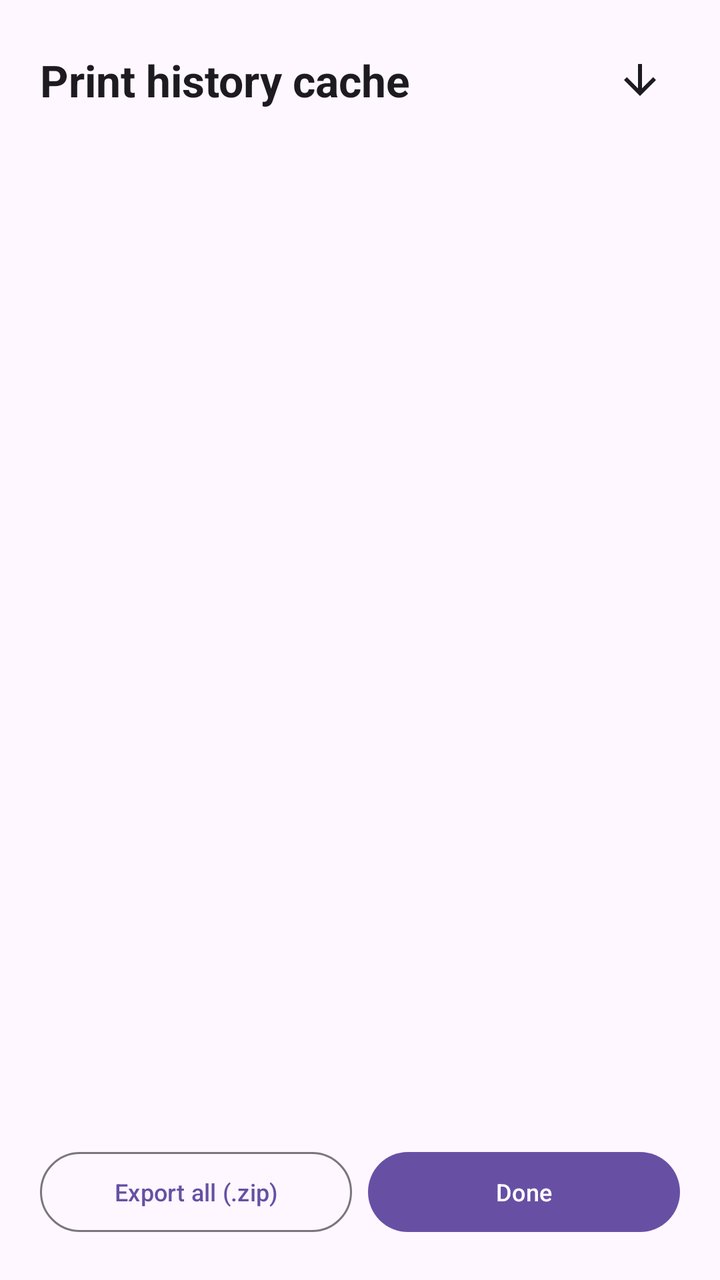
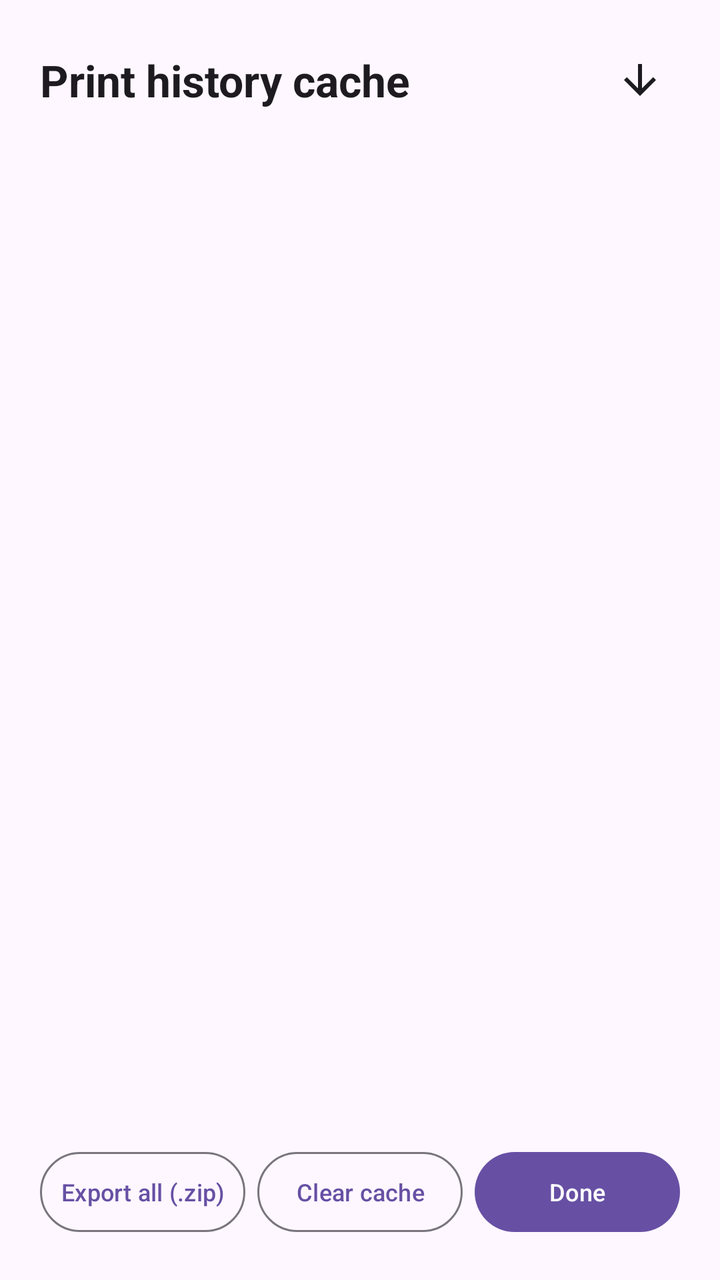

Compare the two renders of this Android layout. The source of the first and the diff that turns it into the second are given below.
<!-- AndroidManifest.xml: application theme Theme.RolloPrint -->
<!-- res/layout/dialog_print_cache_gallery.xml -->
<?xml version="1.0" encoding="utf-8"?>
<LinearLayout xmlns:android="http://schemas.android.com/apk/res/android"
    xmlns:app="http://schemas.android.com/apk/res-auto"
    android:layout_width="match_parent"
    android:layout_height="wrap_content"
    android:orientation="vertical"
    android:padding="20dp"
    android:background="?attr/colorSurface">

    <LinearLayout
        android:layout_width="match_parent"
        android:layout_height="wrap_content"
        android:orientation="horizontal"
        android:gravity="center_vertical"
        android:layout_marginBottom="12dp">

        <TextView
            android:layout_width="0dp"
            android:layout_height="wrap_content"
            android:layout_weight="1"
            android:text="@string/print_cache_title"
            android:textAppearance="?attr/textAppearanceTitleLarge"
            android:textColor="?attr/colorOnSurface"
            android:textStyle="bold" />

        <ImageButton
            android:id="@+id/btnToggleCacheSort"
            android:layout_width="40dp"
            android:layout_height="40dp"
            android:src="@drawable/ic_arrow_downward"
            android:background="?attr/selectableItemBackgroundBorderless"
            android:contentDescription="@string/sort_newest_first"
            app:tint="?attr/colorOnSurface" />
    </LinearLayout>

    <TextView
        android:id="@+id/tvEmptyCachePlaceholder"
        android:layout_width="match_parent"
        android:layout_height="120dp"
        android:gravity="center"
        android:text="@string/no_cached_screenshots"
        android:textAppearance="?attr/textAppearanceBodyLarge"
        android:textColor="?attr/colorOnSurfaceVariant"
        android:visibility="gone" />

    <androidx.recyclerview.widget.RecyclerView
        android:id="@+id/rvCacheItems"
        android:layout_width="match_parent"
        android:layout_height="0dp"
        android:layout_weight="1"
        android:scrollbars="vertical"
        android:clipToPadding="false"
        android:paddingVertical="4dp" />

    <LinearLayout
        android:layout_width="match_parent"
        android:layout_height="wrap_content"
        android:orientation="horizontal"
        android:gravity="center_vertical"
        android:layout_marginTop="16dp">

        <com.google.android.material.button.MaterialButton
            android:id="@+id/btnExportAllZip"
            style="@style/Widget.Material3.Button.OutlinedButton"
            android:layout_width="0dp"
            android:layout_height="wrap_content"
            android:layout_weight="1"
            android:insetLeft="0dp"
            android:insetRight="0dp"
            android:textSize="12sp"
            android:text="@string/export_cache_zip"
            android:layout_marginEnd="8dp" />

        <com.google.android.material.button.MaterialButton
            android:id="@+id/btnCloseCacheGallery"
            style="@style/Widget.Material3.Button"
            android:layout_width="0dp"
            android:layout_height="wrap_content"
            android:layout_weight="1"
            android:insetLeft="0dp"
            android:insetRight="0dp"
            android:textSize="12sp"
            android:text="@string/done" />
    </LinearLayout>

</LinearLayout>
<!-- resources referenced by this layout -->
<resources>
  <!-- drawable ic_arrow_downward (drawable) -->
  <vector xmlns:android="http://schemas.android.com/apk/res/android"
      android:width="24dp"
      android:height="24dp"
      android:viewportWidth="24"
      android:viewportHeight="24"
      android:tint="?attr/colorOnSurface">
    <path
        android:fillColor="@android:color/white"
        android:pathData="M20,12l-1.41,-1.41L13,16.17V4h-2v12.17l-5.58,-5.59L4,12l8,8z"/>
  </vector>
  <string name="done">Done</string>
  <string name="export_cache_zip">Export all (.zip)</string>
  <string name="no_cached_screenshots">No cached print screenshots found</string>
  <string name="print_cache_title">Print history cache</string>
  <string name="sort_newest_first">Newest first</string>
  <style name="Theme.RolloPrint" parent="Base.Theme.RolloPrint" />
  <style name="Base.Theme.RolloPrint" parent="Theme.Material3.DayNight.NoActionBar">
          
          <item name="android:windowLayoutInDisplayCutoutMode" tools:targetApi="p">shortEdges</item>
      </style>
</resources>

<!-- the commit's change to res/layout/dialog_print_cache_gallery.xml (unified diff, before → after) -->
@@ -67,9 +67,23 @@
             android:layout_weight="1"
             android:insetLeft="0dp"
             android:insetRight="0dp"
+            android:paddingHorizontal="2dp"
             android:textSize="12sp"
             android:text="@string/export_cache_zip"
-            android:layout_marginEnd="8dp" />
+            android:layout_marginEnd="6dp" />
+
+        <com.google.android.material.button.MaterialButton
+            android:id="@+id/btnClearCacheGallery"
+            style="@style/Widget.Material3.Button.OutlinedButton"
+            android:layout_width="0dp"
+            android:layout_height="wrap_content"
+            android:layout_weight="1"
+            android:insetLeft="0dp"
+            android:insetRight="0dp"
+            android:paddingHorizontal="2dp"
+            android:textSize="12sp"
+            android:text="@string/clear_cache"
+            android:layout_marginEnd="6dp" />
 
         <com.google.android.material.button.MaterialButton
             android:id="@+id/btnCloseCacheGallery"
@@ -79,6 +93,7 @@
             android:layout_weight="1"
             android:insetLeft="0dp"
             android:insetRight="0dp"
+            android:paddingHorizontal="2dp"
             android:textSize="12sp"
             android:text="@string/done" />
     </LinearLayout>
<!-- resource entries referenced after the edit -->
@@ -11,6 +11,7 @@
         android:fillColor="@android:color/white"
         android:pathData="M20,12l-1.41,-1.41L13,16.17V4h-2v12.17l-5.58,-5.59L4,12l8,8z"/>
   </vector>
+  <string name="clear_cache">Clear cache</string>
   <string name="done">Done</string>
   <string name="export_cache_zip">Export all (.zip)</string>
   <string name="no_cached_screenshots">No cached print screenshots found</string>
